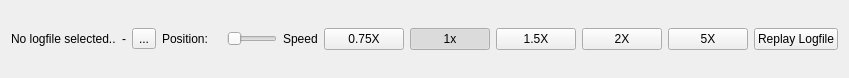
Qt form src/ui/QGCMAVLinkLogPlayer.ui (ArduPilot/apm_planner) before a commit.
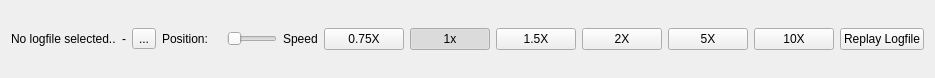
The same form after that commit. Icons and pictures are not drawn.

Commit message: Log replay: Added 10x speed button, and cleaned up unneeded code

Diff of the .ui file:
```diff
--- a/src/ui/QGCMAVLinkLogPlayer.ui
+++ b/src/ui/QGCMAVLinkLogPlayer.ui
@@ -172,6 +172,13 @@
          </property>
         </widget>
        </item>
+       <item>
+        <widget class="QPushButton" name="speedButton1000">
+         <property name="text">
+          <string>10X</string>
+         </property>
+        </widget>
+       </item>
       </layout>
      </item>
      <item>
```
The commit also changes 3 other files.
